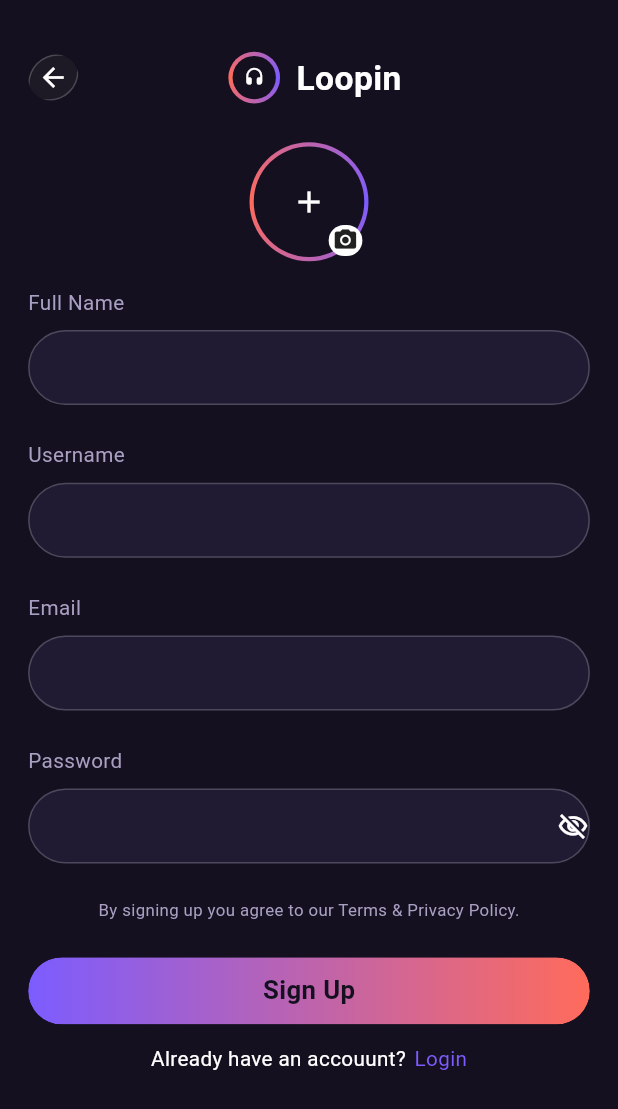
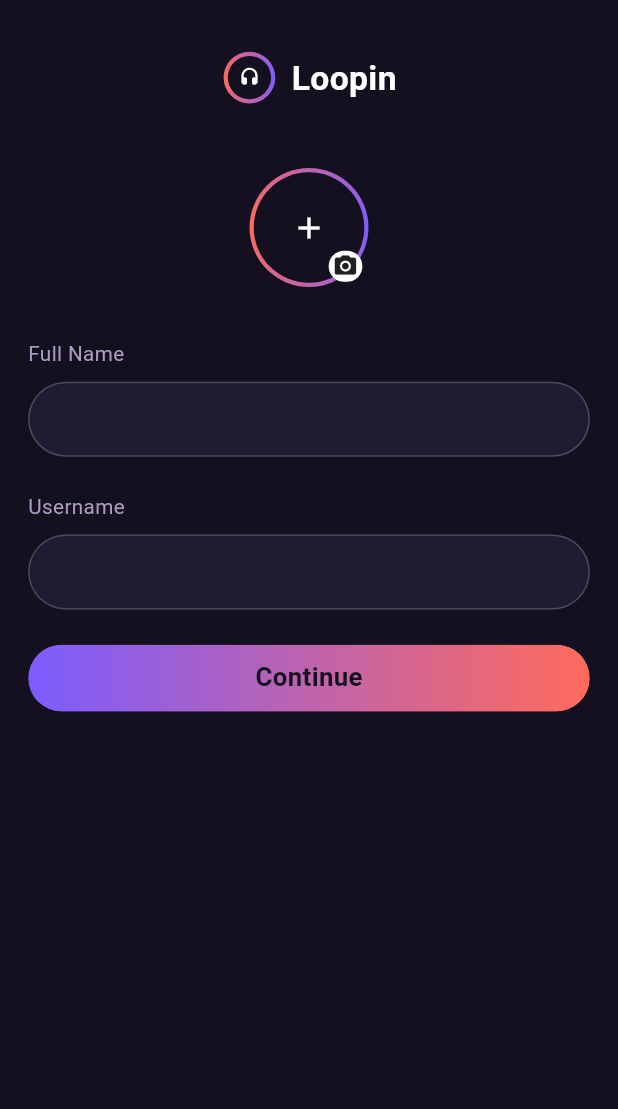
Before and after one commit to arhamashraf987/Loopin, a Flutter app: the SignUp screen opened by its route, after a tap on the "visibility" icon, after a tap on "Sign Up", on a phone screen of 412 x 824 dp. Shown: the top 1109 px of the screen. Run offline on Flutter 3.47's test engine with Material 3 defaults, Android fonts, the phone set to English and light mode, and no system bars; our stand-ins replace device_preview, flutter_screenutil, get; Roboto replaces fonts that are missing (Clash Display).

Commit message:
Auth Screen UI completed

```diff
--- a/lib/core/constants/app_routes.dart
+++ b/lib/core/constants/app_routes.dart
@@ -1,5 +1,6 @@
 import 'package:convo_sphere/core/constants/constant_files.dart';
 import 'package:convo_sphere/features/Auth/screens/auth_screen.dart';
+import 'package:convo_sphere/features/Auth/screens/auth_username_screen.dart';
 import 'package:convo_sphere/features/Auth/screens/login_screen.dart';
 import 'package:convo_sphere/features/Auth/screens/phone_code_screen.dart';
 import 'package:convo_sphere/features/Auth/screens/phone_verify_screen.dart';
@@ -18,6 +19,7 @@ class AppRoutes {
   static const authScreen ='/auth';
   static const phoneVerify = '/phone_verify';
   static const phoneCode = '/phone_code';
+  static const AuthUsername = '/auth_user_name';
 
 
   static final pages = <GetPage>[
@@ -27,7 +29,8 @@ class AppRoutes {
     GetPage(name: login, page: ()=> LoginScreen(), binding: AuthBinding()),
     GetPage(name: authScreen, page: ()=>AuthScreen(), binding: AuthBinding()),
     GetPage(name: phoneVerify, page: ()=>PhoneVerifyScreen(), binding: AuthBinding()),
-    GetPage(name: phoneCode, page: ()=>PhoneCodeScreen(), binding: AuthBinding())
+    GetPage(name: phoneCode, page: ()=>PhoneCodeScreen(), binding: AuthBinding()),
+    GetPage(name: AuthUsername, page: ()=>AuthUsernameScreen(), binding: AuthBinding())
 
   ];
 }
--- a/lib/core/shared_widgets/text_field.dart
+++ b/lib/core/shared_widgets/text_field.dart
@@ -1,6 +1,7 @@
 import 'package:convo_sphere/core/constants/constant_files.dart';
 class buildTextField extends StatelessWidget {
-  const buildTextField({super.key});
+  final TextEditingController? textController;
+  const buildTextField({super.key, this.textController});
 
   @override
   Widget build(BuildContext context) {
@@ -12,8 +13,8 @@ class buildTextField extends StatelessWidget {
                         color: AppColors.borderStylingColor2.withOpacity(0.2)
                       )
                     ),
-                    child: Expanded(
                     child: TextField(
+                      controller: textController,
                       style: AppTextStyles.regular,
                       decoration: InputDecoration(
                          border: InputBorder.none,
@@ -22,7 +23,6 @@ class buildTextField extends StatelessWidget {
                         contentPadding:  EdgeInsetsGeometry.only(left: 15.w),
                       ),
                     ),
-                    ),
                   );
   }
 }
--- a/lib/features/Auth/controller/auth_controller.dart
+++ b/lib/features/Auth/controller/auth_controller.dart
@@ -1,11 +1,16 @@
 import 'dart:async';
 
+import 'package:convo_sphere/core/constants/app_routes.dart';
 import 'package:convo_sphere/core/constants/constant_files.dart';
 import 'package:convo_sphere/features/Auth/models/country_data.dart';
 import 'package:convo_sphere/features/Auth/models/country_model.dart';
 
 class AuthController extends GetxController {
-  final RxBool isSecure = true.obs;
+  final TextEditingController signupPass1 = TextEditingController();
+  final TextEditingController signupPass2 = TextEditingController();
+  final RxBool isSecure1 = true.obs;
+  final RxBool isSecure2 = true.obs;
+  final RxBool phoneFieldError = false.obs;
   final Rx<Country> selectedCountry = CountryData.countries.first.obs;
   final TextEditingController countryQuery = TextEditingController();
   final RxList<Country> filteredCountries = <Country>[].obs;
@@ -16,6 +21,7 @@ class AuthController extends GetxController {
   final List<RxBool> hasDigit = List.generate(6, (_) => false.obs);
   final RxInt resendTimer =0.obs;
   final RxBool isResendEnabled = true.obs;
+  String get fullPhoneNumber => "${selectedCountry.value.dialCode}${phoneNumber.value}";
   Timer? _resendTimer;
 
   @override
@@ -39,8 +45,22 @@ class AuthController extends GetxController {
     _resendTimer?.cancel();
     super.onClose();
   }
+
+void sendCode() {
+  phoneNumber.value = numberController.text;
+  if(numberController.text.isEmpty) {
+    phoneFieldError.value=true;
+      Get.snackbar(
+        colorText: Colors.white,
+        "Error!", "Phone numeber field is empty" );
+      } else {
+        phoneFieldError.value=false;
+        Get.toNamed(AppRoutes.phoneCode);
+      }
+
+}
   void startResendTimer() {
-    isResendEnabled.value =true;
+    isResendEnabled.value =false;
     resendTimer.value =120;
     _resendTimer?.cancel();
     _resendTimer = Timer.periodic(const Duration(seconds: 1), ((timer) {
@@ -59,10 +79,12 @@ class AuthController extends GetxController {
     return "$minutes:${seconds.toString().padLeft(2, '0')}";
   }
 
-  void togglePassword() {
-    isSecure.value = !isSecure.value;
+  void togglePassword1() {
+    isSecure1.value = !isSecure1.value;
   }
-
+  void togglePassword2() {
+    isSecure2.value = !isSecure2.value;
+  }
   void selectCountry(Country country) {
     selectedCountry.value = country;
   }
@@ -93,13 +115,31 @@ class AuthController extends GetxController {
     }
   }
 
-  void onSubmitCode(String value) {
+  void onSubmitCode() {
     final fullCode = codeController.map((c) => c.text).join();
     if (fullCode.length == 6) {
       print("Full Code");
     } else {
-      print("Write full code");
+      phoneFieldError.value=true;
+      Get.snackbar(
+        colorText: Colors.white,
+        "Error!", "Code field is Empty" );
     }
   }
 
+  void sendCodeAagain() {
+    startResendTimer();
+  }
+  void signUp(){
+    if(signupPass1?.text == signupPass2?.text) {
+      Get.toNamed(AppRoutes.AuthUsername);
+    } else {
+       Get.snackbar(
+        colorText: Colors.white,
+        "Error!", "Password Not match" );
+
+    }
+  }
+
+
 }
--- /dev/null
+++ b/lib/features/Auth/screens/auth_username_screen.dart
@@ -0,0 +1,69 @@
+import 'package:convo_sphere/core/constants/constant_files.dart';
+import 'package:convo_sphere/core/shared_widgets/gradient_button.dart';
+import 'package:convo_sphere/core/shared_widgets/logo.dart';
+import 'package:convo_sphere/core/shared_widgets/text_field.dart';
+class AuthUsernameScreen extends StatelessWidget {
+  const AuthUsernameScreen({super.key});
+
+  @override
+  Widget build(BuildContext context) {
+    return Scaffold(
+      backgroundColor: AppColors.backgroundColor,
+      body: Container(
+        padding: EdgeInsets.only(left: 20.w, right: 20.w, top: 40.h),
+        child: Column(
+          children: [
+            Row(
+              mainAxisAlignment: MainAxisAlignment.center,
+              children: [
+                Logo(height: 40.h, width: 40.w, iconSize: 14),
+                SizedBox(width: 10.w),
+                Text(
+                  AppText.appName,
+                  style: AppTextStyles.bold.copyWith(fontSize: 26.sp),
+                ),
+              ],
+            ),
+             SizedBox(height: 50.h,),
+                Padding(
+                  padding: EdgeInsetsGeometry.symmetric(horizontal: 20.w),
+                  child: Stack(children: [ Logo(child: Icon(Icons.add, color: AppColors.primaryWhiteTextColor,),
+                  ),
+                  Positioned(
+                    top: 64.h,
+                    left: 60.w,
+                    child: Container(
+                      height: 24.h,
+                      width: 24.w,
+                      decoration: BoxDecoration(
+                        color: AppColors.primaryWhiteTextColor,
+                        borderRadius: BorderRadius.circular(99.r)
+                      ),
+                      child: Icon(Icons.photo_camera, color: AppColors.primaryBlackTextColor, size: 20.sp,),
+                    ),
+                  )
+                            ],
+                            ),
+                ),
+                SizedBox(height: 40.h,),
+                Column(
+                  crossAxisAlignment: CrossAxisAlignment.start,
+                  children: [
+                     Text("Full Name", style: AppTextStyles.regular.copyWith(color: AppColors.textPrimary),),
+                    SizedBox(height: 10.h,),
+                    buildTextField(),
+                    SizedBox(height: 27.h,),
+                    Text("Username", style: AppTextStyles.regular.copyWith(color: AppColors.textPrimary),),
+                    SizedBox(height: 10.h,),
+                   buildTextField(),
+                     SizedBox(height: 27.h,),
+                  ],
+                ),
+                GradientButton(label: "Continue", onTap: (){})
+
+          ],
+        ),
+      ),
+    );
+  }
+}
--- a/lib/features/Auth/screens/signUp.dart
+++ b/lib/features/Auth/screens/signUp.dart
@@ -6,6 +6,7 @@ import 'package:convo_sphere/core/shared_widgets/text_field.dart';
 import 'package:convo_sphere/features/Auth/controller/auth_controller.dart';
 import 'package:convo_sphere/core/shared_widgets/logo.dart';
 import 'package:convo_sphere/features/Auth/widgets/password_field.dart';
+
 class SignUp extends StatelessWidget {
   SignUp({super.key});
 
@@ -22,103 +23,129 @@ class SignUp extends StatelessWidget {
               Row(
                 children: [
                   GestureDetector(
-                    onTap: (){
+                    onTap: () {
                       Get.back();
                     },
                     child: ReusableBorderStyling(
                       height: 36.h,
                       width: 36.w,
                       borderRadius: 23.r,
-                      backgroundColor:  AppColors.glassButtonBackgroundColor.withValues(alpha: 0.2),
-                                    child: Icon(Icons.arrow_back, size: 24.sp, color: AppColors.primaryWhiteTextColor,)),
+                      backgroundColor: AppColors.glassButtonBackgroundColor
+                          .withValues(alpha: 0.2),
+                      child: Icon(
+                        Icons.arrow_back,
+                        size: 24.sp,
+                        color: AppColors.primaryWhiteTextColor,
                       ),
-                SizedBox(width: 105.w,),
-                Logo(
-                  height: 40.h,
-                  width: 40.w,
-                  iconSize: 14,
                     ),
-                SizedBox(width: 10.w,),
+                  ),
+                  SizedBox(width: 105.w),
+                  Logo(height: 40.h, width: 40.w, iconSize: 14),
                   Text(
                     AppText.appName,
                     style: AppTextStyles.bold.copyWith(fontSize: 26.sp),
                   ),
                 ],
               ),
-              SizedBox(height: 30.h,),
-              Padding(
-                padding: EdgeInsetsGeometry.symmetric(horizontal: 20.w),
-                child: Stack(children: [ Logo(child: Icon(Icons.add, color: AppColors.primaryWhiteTextColor,),
-                ),
-                Positioned(
-                  top: 64.h,
-                  left: 60.w,
-                  child: Container(
-                    height: 24.h,
-                    width: 24.w,
-                    decoration: BoxDecoration(
+              SizedBox(height: 100.h),
+              Text(
+                "Create your Account",
+                style: TextStyle(
                   color: AppColors.primaryWhiteTextColor,
-                      borderRadius: BorderRadius.circular(99.r)
-                    ),
-                    child: Icon(Icons.photo_camera, color: AppColors.primaryBlackTextColor, size: 20.sp,),
-                  ),
-                )
-                          ],
+                  fontSize: 36.sp,
+                  fontStyle: FontStyle.italic,
+                  fontWeight: FontWeight(600),
                 ),
               ),
-              SizedBox(height: 20.h,),
+              SizedBox(height: 60.h),
               Align(
                 alignment: Alignment.centerLeft,
                 child: Column(
                   crossAxisAlignment: CrossAxisAlignment.start,
                   children: [
-                     Text("Full Name", style: AppTextStyles.regular.copyWith(color: AppColors.textPrimary),),
-                  SizedBox(height: 10.h,),
+                    Text(
+                      "Email",
+                      style: AppTextStyles.regular.copyWith(
+                        color: AppColors.textPrimary,
+                      ),
+                    ),
+                    SizedBox(height: 10.h),
                     buildTextField(),
-                  SizedBox(height: 27.h,),
-                  Text("Username", style: AppTextStyles.regular.copyWith(color: AppColors.textPrimary),),
-                  SizedBox(height: 10.h,),
-                 buildTextField(),
-                   SizedBox(height: 27.h,),
-                  Text("Email", style: AppTextStyles.regular.copyWith(color: AppColors.textPrimary),),
-                  SizedBox(height: 10.h,),
-                  buildTextField(),
-                   SizedBox(height: 27.h,),
-                  Text("Password", style: AppTextStyles.regular.copyWith(color: AppColors.textPrimary),),
-                  SizedBox(height: 10.h,),
-                  PasswordField(),
-                  SizedBox(height: 27.h,),
-                  Center(child: Text("By signing up you agree to our Terms & Privacy Policy.", style: AppTextStyles.regular.copyWith(color: AppColors.textPrimary, fontSize: 13.sp,))),
-                  SizedBox(height: 27.h,),
-                  GradientButton(label: 'Sign Up', onTap: (){}),
-                  SizedBox(height: 15.h,),
-                  alreadyAccount(),
-                  SizedBox(height: 30.h,),
+                    SizedBox(height: 27.h),
+                    Text(
+                      "Password",
+                      style: AppTextStyles.regular.copyWith(
+                        color: AppColors.textPrimary,
+                      ),
+                    ),
+                    SizedBox(height: 10.h),
+                 Obx(()=>  PasswordField(textEditingController: controller.signupPass1, onTap: (){controller.togglePassword1();}, isSecure: controller.isSecure1.value,)),
+                    SizedBox(height: 27.h),
+                      Row(
+                        children: [
+                          Text(
+                            "Confirm Password",
+                            style: AppTextStyles.regular.copyWith(
+                              color: AppColors.textPrimary,
+                            ),
+                          ),
+                        ],
+                      ),
+                    SizedBox(height: 10.h),
+
+                      Obx(()=>
+                        PasswordField(textEditingController: controller.signupPass2,
+                        isSecure: controller.isSecure2.value,
+                        onTap: () {
+                          controller.togglePassword2();
+                        },),
+
+                      ),
 
 
+                    SizedBox(height: 20.h),
+                    Center(
+                      child: Text(
+                        "By signing up you agree to our Terms & Privacy Policy.",
+                        style: AppTextStyles.regular.copyWith(
+                          color: AppColors.textPrimary,
+                          fontSize: 13.sp,
+                        ),
+                      ),
+                    ),
+                    SizedBox(height: 50.h),
+                    GradientButton(label: 'Sign Up', onTap: () {
+                      controller.signUp();
+                    }),
+                    SizedBox(height: 15.h),
+                    alreadyAccount(),
+                    SizedBox(height: 50.h),
                   ],
                 ),
-              )
+              ),
             ],
           ),
         ),
       ),
     );
+  }
 
-  }
   Widget alreadyAccount() {
     return Row(
       mainAxisAlignment: MainAxisAlignment.center,
       children: [
-      Text("Already have an accouunt?", style: AppTextStyles.regular,),
-      SizedBox(width: 6.w,),
+        Text("Already have an accouunt?", style: AppTextStyles.regular),
+        SizedBox(width: 6.w),
         GestureDetector(
-        onTap: (){
+          onTap: () {
             Get.offNamed(AppRoutes.login);
           },
-        child: Text("Login", style: AppTextStyles.regular.copyWith(color: AppColors.violet),))
+          child: Text(
+            "Login",
+            style: AppTextStyles.regular.copyWith(color: AppColors.violet),
+          ),
+        ),
       ],
     );
   }
-
 }
--- a/lib/features/Auth/widgets/password_field.dart
+++ b/lib/features/Auth/widgets/password_field.dart
@@ -1,7 +1,10 @@
 import 'package:convo_sphere/core/constants/constant_files.dart';
 import 'package:convo_sphere/features/Auth/controller/auth_controller.dart';
 class PasswordField extends StatelessWidget {
-  const PasswordField({super.key});
+  final TextEditingController? textEditingController;
+  final VoidCallback? onTap;
+  final bool isSecure;
+  const PasswordField({super.key,  this.textEditingController, this.onTap, this.isSecure = false});
 
   @override
   Widget build(BuildContext context) {
@@ -15,33 +18,33 @@ class PasswordField extends StatelessWidget {
                         color: AppColors.borderStylingColor2.withOpacity(0.2)
                       )
                     ),
-                    child: Obx(() {
-                      final isSecure = controller.isSecure.value;
-                      return Row(
+                    child:  Row(
                         children: [
                           Expanded(
                             child: TextField(
+                              controller: textEditingController,
                               style: AppTextStyles.regular,
                               obscureText: isSecure,
                               decoration: InputDecoration(
                                  border: InputBorder.none,
                                 enabledBorder: InputBorder.none,
                                 focusedBorder: InputBorder.none,
-                                contentPadding: EdgeInsetsGeometry.only(left: 15.w, right: 20.w),
+                                contentPadding: EdgeInsetsGeometry.only(left: 15.w,),
                               ),
                             ),
                           ),
-                          GestureDetector(
-                            onTap: (){
-                              controller.togglePassword();
-                            },
-                            child: Icon(isSecure? Icons.visibility_outlined : Icons.visibility_off_outlined,
-                            color: AppColors.primaryWhiteTextColor,
-                            size: 24.sp,))
+                          Padding(
+                            padding:  EdgeInsets.only(right: 20.w),
+                            child: GestureDetector(
+                              onTap: onTap,
+                              child: Icon(isSecure? Icons.visibility_outlined : Icons.visibility_off_outlined,
+                              color: AppColors.primaryWhiteTextColor,
+                              size: 24.sp,)),
+                          )
                         ],
+                    )
                       );
                     }
-                    ),
-                  );;
+
+
   }
-}
--- a/lib/main.dart
+++ b/lib/main.dart
@@ -34,7 +34,7 @@ class MyApp extends StatelessWidget {
           locale: DevicePreview.locale(context),
           builder: DevicePreview.appBuilder,
           getPages: AppRoutes.pages,
-          initialRoute: AppRoutes.phoneCode,
+          initialRoute: AppRoutes.authScreen,
         );
       },
     );
```
Also changed, not shown: lib/features/Auth/screens/auth_screen.dart (+79 -34 lines), lib/features/Auth/screens/phone_code_screen.dart (+36 -17 lines), lib/features/Auth/screens/phone_verify_screen.dart (+8 -2 lines), lib/features/Auth/widgets/phone_field.dart (+4 -4 lines), lib/features/Home/controller/home_controller.dart (added). Lines whose indentation alone changed are shown as unchanged.
